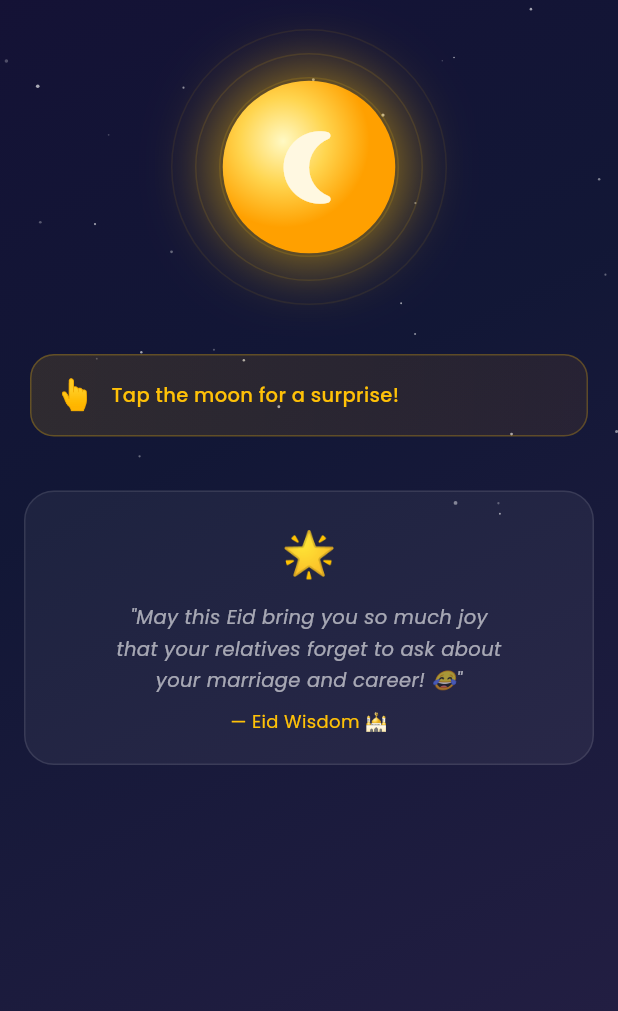
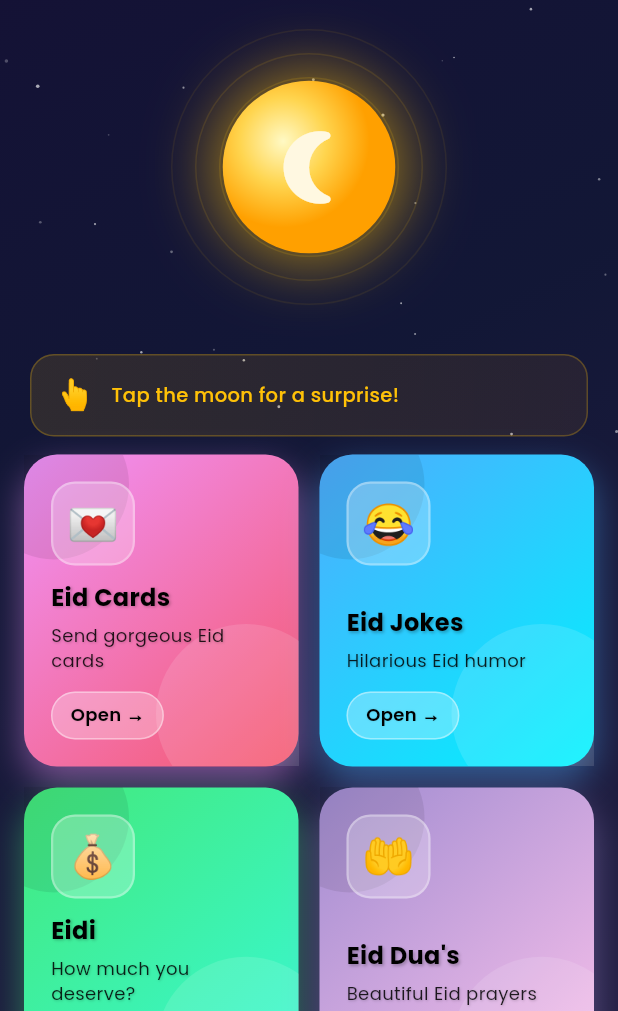
Before and after one commit to Usaid-Dev/Eid-Celebrations-App, a Flutter app: the screen it shows after launch, on a phone screen of 412 x 824 dp, the part 225-1236 px from its top. Run offline on Flutter 3.47's test engine with Material 3 defaults, Android fonts, the phone set to English and light mode, and no system bars; drawn by our look-alikes of flutter_animate; our stand-ins replace confetti, google_fonts.

Commit message:
Created Cards On Home Screen

```diff
--- a/lib/screens/Home_Screen.dart
+++ b/lib/screens/Home_Screen.dart
@@ -1,3 +1,10 @@
+import 'package:eid_celebrations_app/screens/AskEidi_Screen.dart';
+import 'package:eid_celebrations_app/screens/CountDown_Screen.dart';
+import 'package:eid_celebrations_app/screens/Dua_Screen.dart';
+import 'package:eid_celebrations_app/screens/EidQuiz_Screen.dart';
+import 'package:eid_celebrations_app/screens/EidiGenerator_Screen.dart';
+import 'package:eid_celebrations_app/screens/FunnyWishes_Screen.dart';
+import 'package:eid_celebrations_app/screens/WishCard_Screen.dart';
 import 'package:flutter/material.dart';
 import 'package:flutter/services.dart';
 import 'package:flutter_animate/flutter_animate.dart';
@@ -20,62 +27,62 @@
   int _tapCount = 0;
 
   final List<_HomeFeature> _features = [
-//     const _HomeFeature(
-//       title: "Eid Cards",
-//       subtitle: 'Send gorgeous Eid cards',
-//       icon: '💌',
-//       colors: [Color(0xFFf093fb), Color(0xFFf5576c)],
-//       screen: WishCardsScreen(),
-//       textColor: Colors.black,
-//     ),
-//     const _HomeFeature(
-//        title: "Eid Jokes",
-//       subtitle: 'Hilarious Eid humor',
-//       icon: '😂',
-//       colors: [Color(0xFF4facfe), Color(0xFF00f2fe)],
-//       screen: FunnyWishesScreen(),
-//       textColor: Colors.black,
-//     ),
-//     const _HomeFeature(
-//        title: "Eidi",
-//       subtitle: 'How much you deserve?',
-//       icon: '💰',
-//       colors: [Color(0xFF43e97b), Color(0xFF38f9d7)],
-//       screen: EidiGeneratorScreen(),
-//       textColor: Colors.black,
-//     ),
-//     const _HomeFeature(
-//       title: "Eid Dua's",
-//       subtitle: 'Beautiful Eid prayers',
-//       icon: '🤲',
-//       colors: [Color(0xFFa18cd1), Color(0xFFfbc2eb)],
-//       screen: DuaScreen(),
-//       textColor: Colors.black,
-//     ),
-//     const _HomeFeature(
-//        title: "Next Eid",
-//       subtitle: 'Days till next Eid',
-//       icon: '⏳',
-//       colors: [Color(0xFFffd89b), Color(0xFF19547b)],
-//       screen: CountdownScreen(),
-//       textColor: Colors.black,
-//     ),
-//     const _HomeFeature(
-//       title: "Eid Quiz",
-//       subtitle: 'Test your Eid knowledge!',
-//       icon: '🧠',
-//       colors: [Color(0xFFFF6B6B), Color(0xFFFFE66D)],
-//       screen: EidQuizScreen(),
-//       textColor: Colors.black,
-//     ),
-//     const _HomeFeature(
-//      title: "Eidi",
-//      subtitle: 'Request Eidi like a pro 😇',
-//      icon: '💸',
-//      colors: [Color(0xFFFFB300), Color(0xFFFF6F00)],
-//      screen: AskEidiScreen(),
-//      textColor: Colors.black,
-// ),
+    const _HomeFeature(
+      title: "Eid Cards",
+      subtitle: 'Send gorgeous Eid cards',
+      icon: '💌',
+      colors: [Color(0xFFf093fb), Color(0xFFf5576c)],
+      screen: WishcardScreen(),
+      textColor: Colors.black,
+    ),
+    const _HomeFeature(
+       title: "Eid Jokes",
+      subtitle: 'Hilarious Eid humor',
+      icon: '😂',
+      colors: [Color(0xFF4facfe), Color(0xFF00f2fe)],
+      screen: FunnywishesScreen(),
+      textColor: Colors.black,
+    ),
+    const _HomeFeature(
+       title: "Eidi",
+      subtitle: 'How much you deserve?',
+      icon: '💰',
+      colors: [Color(0xFF43e97b), Color(0xFF38f9d7)],
+      screen: EidigeneratorScreen(),
+      textColor: Colors.black,
+    ),
+    const _HomeFeature(
+      title: "Eid Dua's",
+      subtitle: 'Beautiful Eid prayers',
+      icon: '🤲',
+      colors: [Color(0xFFa18cd1), Color(0xFFfbc2eb)],
+      screen: DuaScreen(),
+      textColor: Colors.black,
+    ),
+    const _HomeFeature(
+       title: "Next Eid",
+      subtitle: 'Days till next Eid',
+      icon: '⏳',
+      colors: [Color(0xFFffd89b), Color(0xFF19547b)],
+      screen: CountdownScreen(),
+      textColor: Colors.black,
+    ),
+    const _HomeFeature(
+      title: "Eid Quiz",
+      subtitle: 'Test your Eid knowledge!',
+      icon: '🧠',
+      colors: [Color(0xFFFF6B6B), Color(0xFFFFE66D)],
+      screen: EidquizScreen(),
+      textColor: Colors.black,
+    ),
+    const _HomeFeature(
+     title: "Eidi",
+     subtitle: 'Request Eidi like a pro 😇',
+     icon: '💸',
+     colors: [Color(0xFFFFB300), Color(0xFFFF6F00)],
+     screen: AskeidiScreen(),
+     textColor: Colors.black,
+),
   ];
 
   @override
```
Also changed, not shown: lib/screens/AskEidi_Screen.dart (added, +15 -0 lines), lib/screens/CountDown_Screen.dart (added, +15 -0 lines), lib/screens/Dua_Screen.dart (added, +15 -0 lines), lib/screens/EidQuiz_Screen.dart (added, +15 -0 lines), lib/screens/EidiGenerator_Screen.dart (added, +15 -0 lines), lib/screens/FunnyWishes_Screen.dart (added, +15 -0 lines), lib/screens/WishCard_Screen.dart (added, +15 -0 lines).
